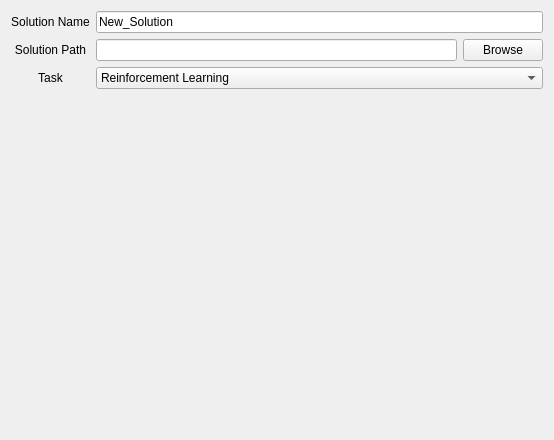
Old version of the form ui/designer/create_solution.ui in the repository MuJiRaengI/MJRI_AI_SW.
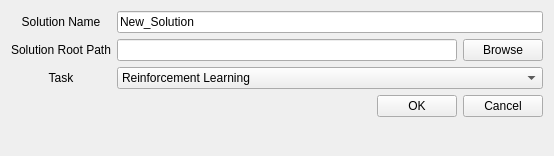
New version of the form.

What changed in the file:
```diff
--- a/ui/designer/create_solution.ui
+++ b/ui/designer/create_solution.ui
@@ -7,7 +7,7 @@
     <x>0</x>
     <y>0</y>
     <width>554</width>
-    <height>440</height>
+    <height>156</height>
    </rect>
   </property>
   <property name="windowTitle">
@@ -64,7 +64,7 @@
        <item row="1" column="0">
         <widget class="QLabel" name="label_2">
          <property name="text">
-          <string>Solution Path</string>
+          <string>Solution Root Path</string>
          </property>
          <property name="alignment">
           <set>Qt::AlignmentFlag::AlignCenter</set>
@@ -92,6 +92,37 @@
        </item>
       </layout>
      </item>
+     <item>
+      <layout class="QHBoxLayout" name="horizontalLayout">
+       <item>
+        <spacer name="horizontalSpacer_2">
+         <property name="orientation">
+          <enum>Qt::Orientation::Horizontal</enum>
+         </property>
+         <property name="sizeHint" stdset="0">
+          <size>
+           <width>40</width>
+           <height>20</height>
+          </size>
+         </property>
+        </spacer>
+       </item>
+       <item>
+        <widget class="QPushButton" name="btn_ok">
+         <property name="text">
+          <string>OK</string>
+         </property>
+        </widget>
+       </item>
+       <item>
+        <widget class="QPushButton" name="btn_cancel">
+         <property name="text">
+          <string>Cancel</string>
+         </property>
+        </widget>
+       </item>
+      </layout>
+     </item>
      <item>
       <spacer name="verticalSpacer">
        <property name="orientation">
```
Left out of the diff: 4 changed lines with no effect on the pictures.
